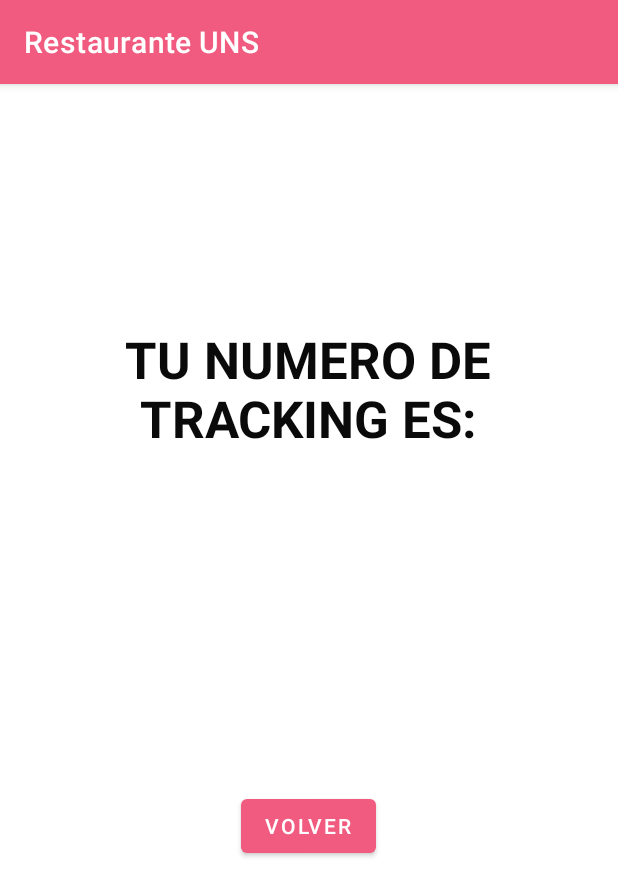
After one commit to desk89/Restaurante_UNS, an Android app: the GenerarTrackingActivity screen opened directly, with no data from a screen before it, on a phone screen of 412 x 824 dp. The commit adds this screen. Shown: the top 896 px of the screen. Run offline under Robolectric (Android 15) with nearby library versions, the phone set to English and light mode, and no system bars; our stand-ins replace Firebase (no records; nobody signed in at launch, a user with empty details on screens opened directly).

```diff
--- a/app/src/main/AndroidManifest.xml
+++ b/app/src/main/AndroidManifest.xml
@@ -9,7 +9,8 @@
         android:roundIcon="@mipmap/ic_launcher_round"
         android:supportsRtl="true"
         android:theme="@style/Theme.RestauranteUNS">
-        <activity android:name=".ComidaActivity"></activity>
+        <activity android:name=".GenerarTrackingActivity"></activity>
+        <activity android:name=".ComidaActivity" />
         <activity android:name=".RegistrarseActivity" />
         <activity android:name=".PrincipalCliente" />
         <activity android:name=".MainActivity">
--- /dev/null
+++ b/app/src/main/java/com/example/restauranteuns/GenerarTrackingActivity.kt
@@ -0,0 +1,26 @@
+package com.example.restauranteuns
+
+import android.content.Intent
+import androidx.appcompat.app.AppCompatActivity
+import android.os.Bundle
+import com.google.firebase.firestore.ktx.firestore
+import com.google.firebase.ktx.Firebase
+import kotlinx.android.synthetic.main.activity_generar_tracking.*
+import kotlinx.android.synthetic.main.activity_registrarse.*
+
+class GenerarTrackingActivity : AppCompatActivity() {
+    val db = Firebase.firestore
+
+    override fun onCreate(savedInstanceState: Bundle?) {
+        super.onCreate(savedInstanceState)
+        setContentView(R.layout.activity_generar_tracking)
+        val trackingIntent: Intent=intent
+        var tracking = trackingIntent.getStringExtra("nro")
+        textoTracking.text=tracking
+
+        botonVolverInicio.setOnClickListener {
+            startActivity(Intent(this,MainActivity::class.java))
+        }
+
+    }
+}
--- a/app/src/main/java/com/example/restauranteuns/RegistrarseActivity.kt
+++ b/app/src/main/java/com/example/restauranteuns/RegistrarseActivity.kt
@@ -40,15 +40,13 @@ class RegistrarseActivity : AppCompatActivity() {
         }
         //Boton voler al login
         botonVolver.setOnClickListener {
-            val intentoLogin= Intent(this,MainActivity::class.java)
-            startActivity(intentoLogin)
+            startActivity(Intent(this,MainActivity::class.java))
         }
     }
 
     private fun mensaje(entrada:String){
         val builder = AlertDialog.Builder( this)
         var texto = entrada
-        //val builder= AlertDialog.Builder(context:this)
         builder.setTitle("Hasta aqui")
         builder.setMessage(texto)
         builder.setPositiveButton("Aceptar",null)
--- /dev/null
+++ b/app/src/main/res/layout/activity_generar_tracking.xml
@@ -0,0 +1,52 @@
+<?xml version="1.0" encoding="utf-8"?>
+<androidx.constraintlayout.widget.ConstraintLayout xmlns:android="http://schemas.android.com/apk/res/android"
+    xmlns:app="http://schemas.android.com/apk/res-auto"
+    xmlns:tools="http://schemas.android.com/tools"
+    android:layout_width="match_parent"
+    android:layout_height="match_parent"
+    tools:context=".GenerarTrackingActivity">
+
+    <TextView
+        android:id="@+id/textView17"
+        android:layout_width="248dp"
+        android:layout_height="89dp"
+        android:text="TU NUMERO DE TRACKING ES:"
+        android:textAlignment="center"
+        android:textColor="#0B0A0A"
+        android:textSize="34sp"
+        android:textStyle="bold"
+        app:layout_constraintBottom_toBottomOf="parent"
+        app:layout_constraintEnd_toEndOf="parent"
+        app:layout_constraintHorizontal_bias="0.496"
+        app:layout_constraintStart_toStartOf="parent"
+        app:layout_constraintTop_toTopOf="parent"
+        app:layout_constraintVertical_bias="0.237" />
+
+    <TextView
+        android:id="@+id/textoTracking"
+        android:layout_width="248dp"
+        android:layout_height="89dp"
+        android:text="000000000"
+        android:textAlignment="center"
+        android:textColor="#0B0A0A"
+        android:textSize="34sp"
+        android:textStyle="bold"
+        app:layout_constraintBottom_toBottomOf="parent"
+        app:layout_constraintEnd_toEndOf="parent"
+        app:layout_constraintHorizontal_bias="0.496"
+        app:layout_constraintStart_toStartOf="parent"
+        app:layout_constraintTop_toTopOf="parent"
+        app:layout_constraintVertical_bias="0.468" />
+
+    <Button
+        android:id="@+id/botonVolverInicio"
+        android:layout_width="wrap_content"
+        android:layout_height="wrap_content"
+        android:text="Volver"
+        app:layout_constraintBottom_toBottomOf="parent"
+        app:layout_constraintEnd_toEndOf="parent"
+        app:layout_constraintHorizontal_bias="0.498"
+        app:layout_constraintStart_toStartOf="parent"
+        app:layout_constraintTop_toTopOf="parent"
+        app:layout_constraintVertical_bias="0.654" />
+</androidx.constraintlayout.widget.ConstraintLayout>
```
Also changed, not shown: app/src/main/java/com/example/restauranteuns/ComidaActivity.kt (+68 -0 lines), app/src/main/java/com/example/restauranteuns/MainActivity.kt (+16 -15 lines), app/src/main/java/com/example/restauranteuns/PrincipalCliente.kt (+8 -5 lines), app/src/main/res/layout/activity_comida.xml (+4 -4 lines).
